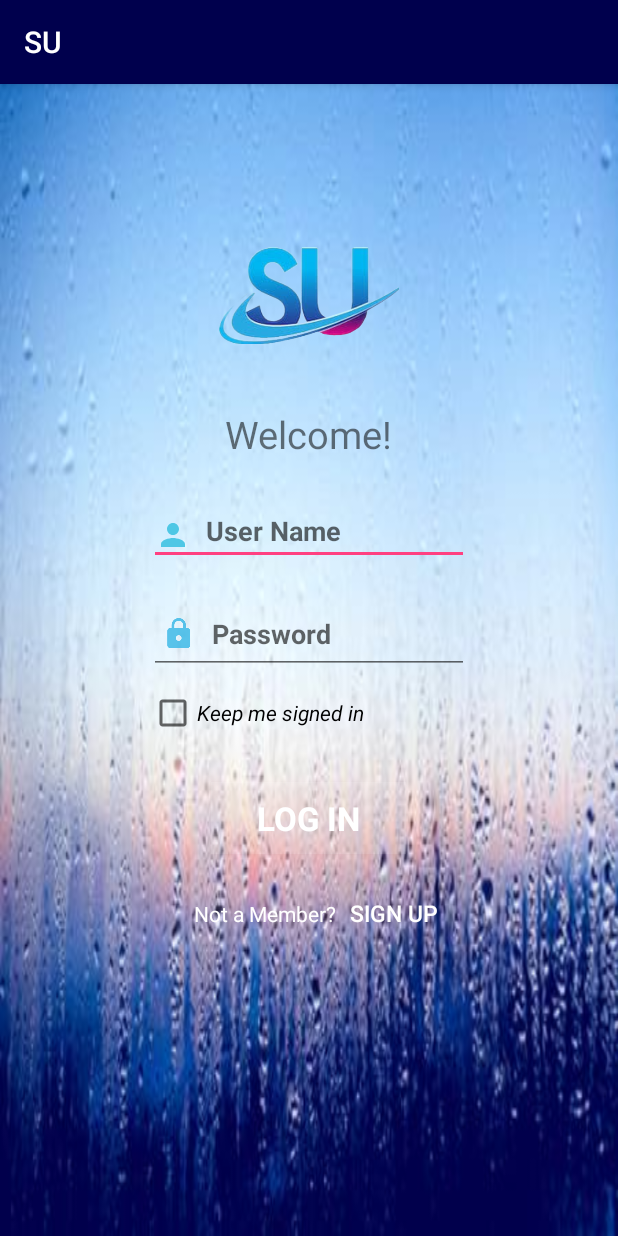
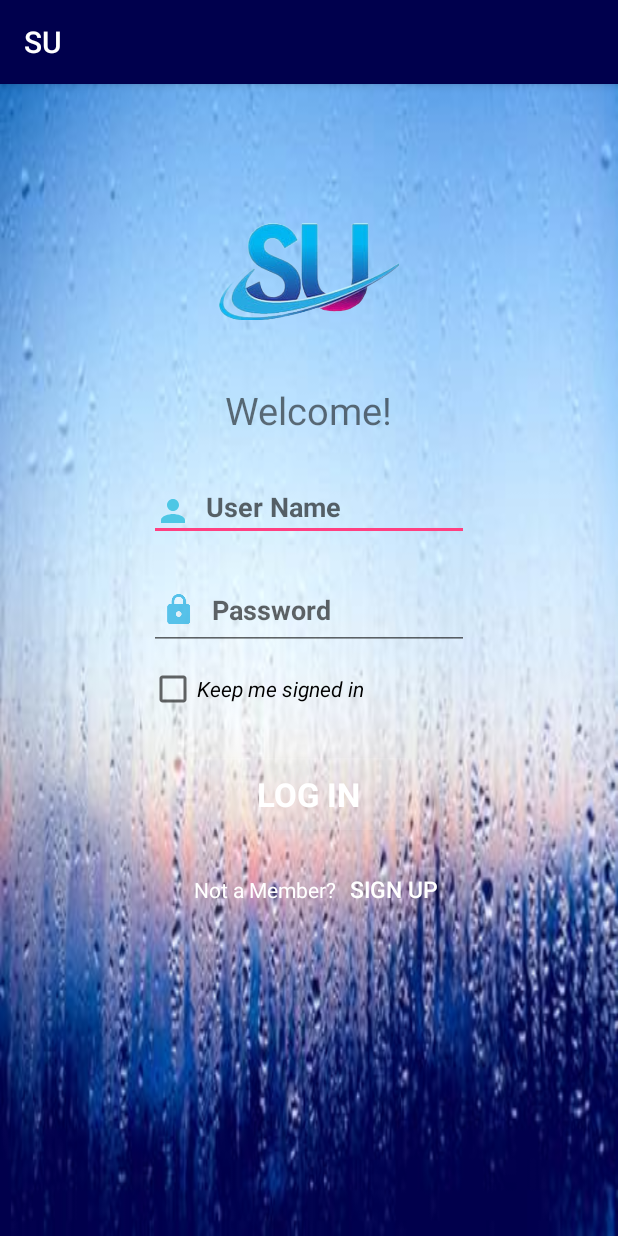
Before and after one commit to sumanasa/SUTT_Project, an Android app: the MainActivity screen opened directly, with no data from a screen before it, on a phone screen of 412 x 824 dp. Run offline under Robolectric (Android 15) with nearby library versions, the phone set to English and light mode, and no system bars.

Commit message:
changes2

```diff
--- a/app/src/main/res/layout/activity_main.xml
+++ b/app/src/main/res/layout/activity_main.xml
@@ -10,9 +10,6 @@
             android:layout_width="match_parent"
             android:layout_height="wrap_content"
             tools:context=".MainActivity">
-            <!--android:background="@drawable/rain"-->
-            <!--android:scaleType="centerCrop">-->
-
 
        <ImageView
             android:id="@+id/imageView"
@@ -20,7 +17,7 @@
             android:layout_height="150dp"
             android:layout_alignParentTop="true"
             android:layout_centerHorizontal="true"
-            android:layout_marginTop="66dp"
+            android:layout_marginTop="50dp"
             app:srcCompat="@drawable/logo"
             android:contentDescription="@string/todo"/>
 
```
